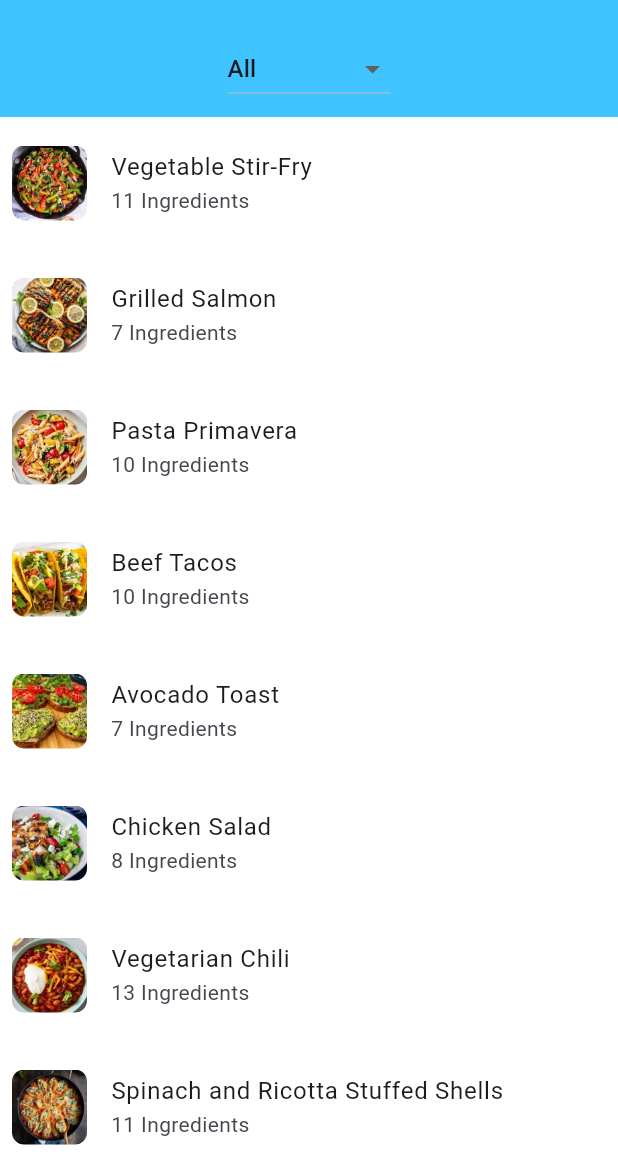
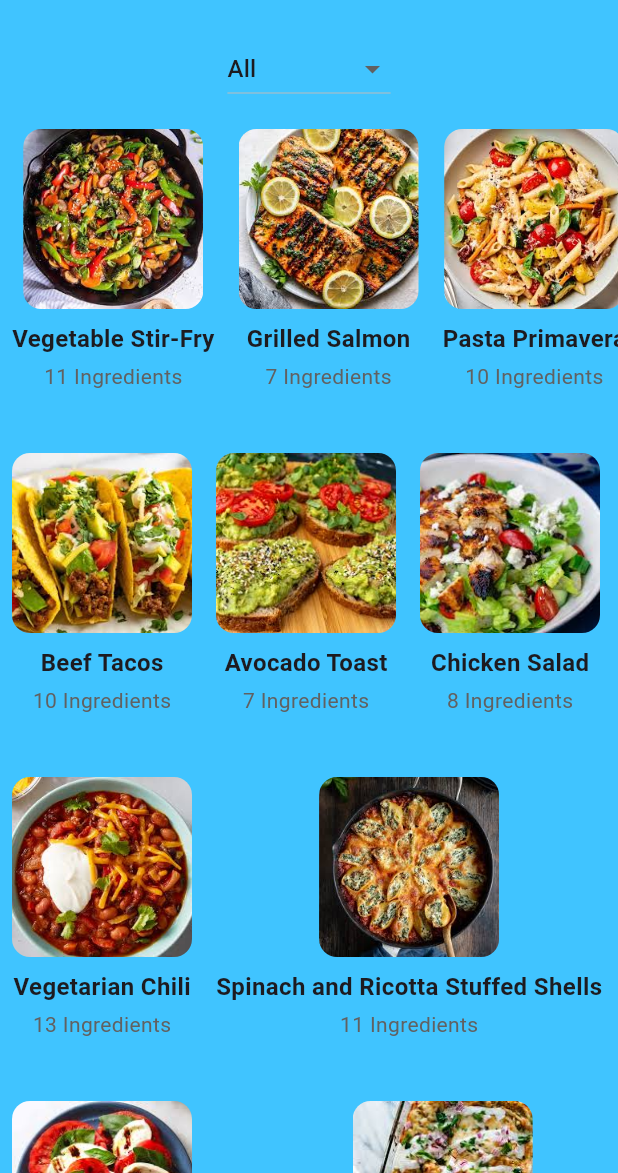
Before and after one commit to FaithNnakwe/Recipe-and-Meal-Planning-App, a Flutter app: the screen it shows after launch, on a phone screen of 412 x 824 dp, the part 63-1236 px from its top. Run offline on Flutter 3.47's test engine with Material 3 defaults, Android fonts, the phone set to English and light mode, and no system bars.

Commit message:
Recipes are displayed horizonatally rather than vertically.

```diff
--- a/lib/main.dart
+++ b/lib/main.dart
@@ -359,7 +359,9 @@ Recipe(
     return Scaffold(
   backgroundColor: Colors.lightBlueAccent,
   appBar: AppBar(
-        title: Text('Recipe Finder'), backgroundColor: Colors.transparent, elevation: 0
+    title: Text('Recipe Finder'),
+    backgroundColor: Colors.transparent,
+    elevation: 0,
   ),
   body: Column(
     children: [
@@ -382,24 +384,22 @@ Recipe(
       ),
       Expanded(
         child: ListView.builder(
-              shrinkWrap: true, // Make the ListView as small as necessary
-              itemCount: filteredRecipes.length,
+          itemCount: (filteredRecipes.length / 3).ceil(), // Number of rows
+          itemBuilder: (context, rowIndex) {
+            int startIndex = rowIndex * 3;
+            int endIndex = (startIndex + 3).clamp(0, filteredRecipes.length);
+            List recipesInRow = filteredRecipes.sublist(startIndex, endIndex);
+
+            return Padding(
+              padding: const EdgeInsets.symmetric(vertical: 8.0),
+              child: SizedBox(
+                height: 200, // Height for each row
+                child: ListView.builder(
+                  scrollDirection: Axis.horizontal,
+                  itemCount: recipesInRow.length,
                   itemBuilder: (context, index) {
-                final recipe = filteredRecipes[index];
-                return ListTile(
-                  tileColor: Colors.white,
-                  contentPadding: EdgeInsets.all(8),
-                  leading: ClipRRect(
-                    borderRadius: BorderRadius.circular(8),
-                    child: Image.asset(
-                   recipe.imageUrl,
-                 width:50,
-                 height:50,
-                fit: BoxFit.cover,
-              ),
-            ),
-                  title: Text(recipe.name),
-                  subtitle: Text('${recipe.ingredients.length} Ingredients'),
+                    final recipe = recipesInRow[index];
+                    return GestureDetector(
                       onTap: () {
                         Navigator.push(
                           context,
@@ -408,6 +408,39 @@ Recipe(
                           ),
                         );
                       },
+                      child: Padding(
+                        padding: const EdgeInsets.symmetric(horizontal: 8.0),
+                        child: Column(
+                          crossAxisAlignment: CrossAxisAlignment.center,
+                          children: [
+                            ClipRRect(
+                              borderRadius: BorderRadius.circular(12),
+                              child: Image.asset(
+                                recipe.imageUrl,
+                                width: 120,
+                                height: 120,
+                                fit: BoxFit.cover,
+                              ),
+                            ),
+                            const SizedBox(height: 8),
+                            Text(
+                              recipe.name,
+                              style: TextStyle(fontSize: 16, fontWeight: FontWeight.bold),
+                              textAlign: TextAlign.center,
+                            ),
+                            const SizedBox(height: 4),
+                            Text(
+                              '${recipe.ingredients.length} Ingredients',
+                              style: TextStyle(fontSize: 14, color: Colors.grey[700]),
+                              textAlign: TextAlign.center,
+                            ),
+                          ],
+                        ),
+                      ),
+                    );
+                  },
+                ),
+              ),
             );
           },
         ),
```
Lines whose indentation alone changed are shown as unchanged.
